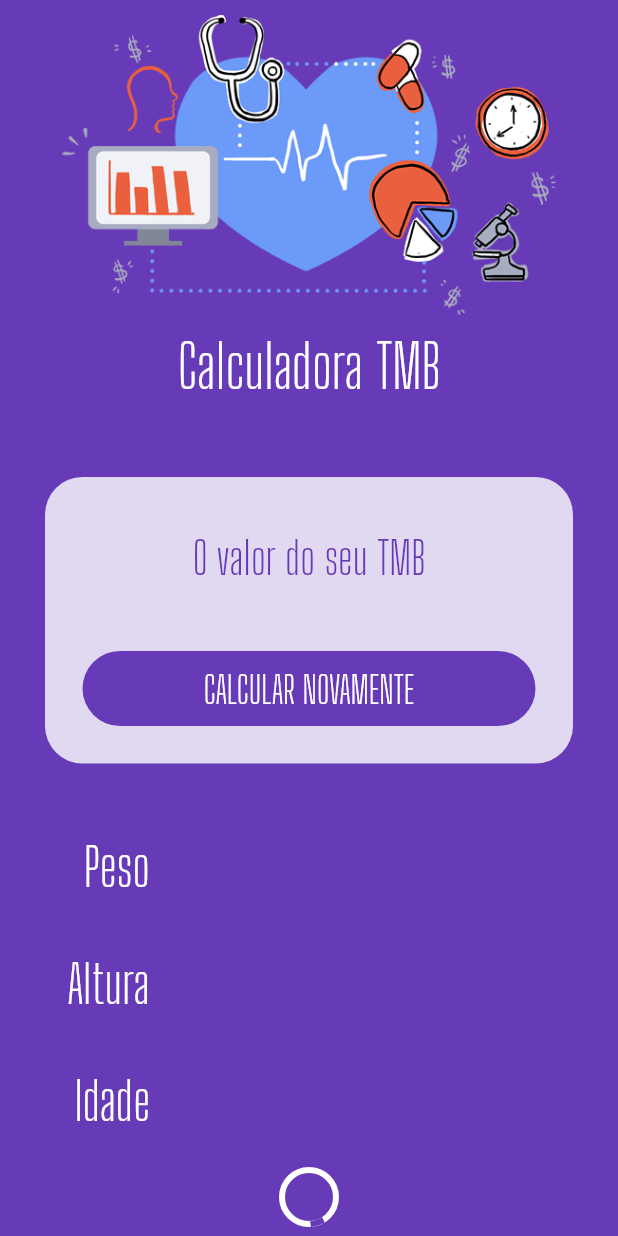
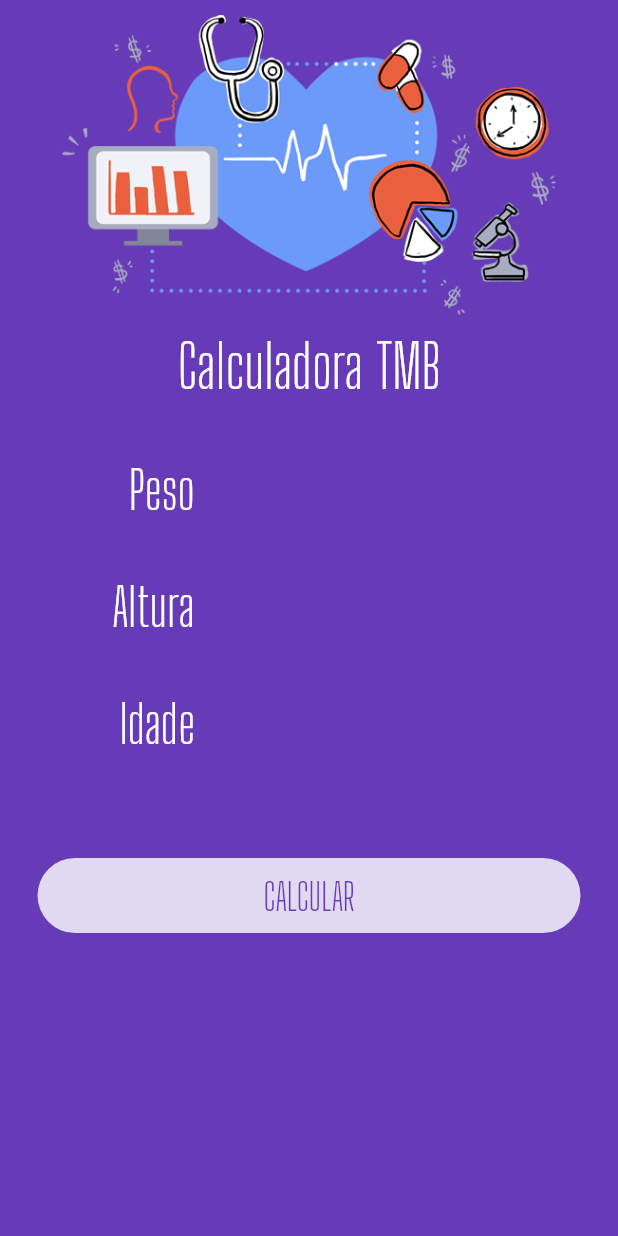
Before and after one commit to tabatasaantos/App_TMBCalc, a Flutter app: the screen it shows after launch, on a phone screen of 412 x 824 dp. Run offline on Flutter 3.47's test engine with Material 2 defaults, Android fonts, the phone set to English and light mode, and no system bars; our stand-ins replace flutter_masked_text.

Commit message:
App finalizado utilizando conceitos de design(assets, MaskedText e AnimetContainer) com o código refatorado em componentes.

```diff
--- a/lib/main.dart
+++ b/lib/main.dart
@@ -1,8 +1,6 @@
-import 'package:app_tmbcalc/widgets/input.widget.dart';
-import 'package:app_tmbcalc/widgets/loading-button.widget.dart';
 import 'package:flutter/material.dart';
 
-import 'widgets/logo.widget.dart';
+import 'pages/home.page.dart';
 
 void main() {
   runApp(MyApp());
@@ -22,64 +20,3 @@ class MyApp extends StatelessWidget {
     );
   }
 }
-
-class HomePage extends StatelessWidget {
-  @override
-  Widget build(BuildContext context) {
-    return Scaffold(
-      backgroundColor: Theme.of(context).primaryColor,
-      body: ListView(
-        children: <Widget>[
-          Logo(),
-          Container(
-            margin: EdgeInsets.all(30),
-            decoration: BoxDecoration(
-              color: Colors.white.withOpacity(0.8),
-              borderRadius: BorderRadius.circular(25),
-            ),
-            child: Column(
-              children: <Widget>[
-                SizedBox(
-                  height: 35,
-                ),
-                Text(
-                  "O valor do seu TMB",
-                  style: TextStyle(
-                    color: Theme.of(context).primaryColor,
-                    fontSize: 30,
-                    fontFamily: "Big Shoulders Display",
-                  ),
-                  textAlign: TextAlign.center,
-                ),
-                SizedBox(
-                  height: 20,
-                ),
-                LoadingButton(
-                  busy: false,
-                  func: () {},
-                  text: "CALCULAR NOVAMENTE",
-                  invert: true,
-                ),
-              ],
-            ),
-          ),
-          Input(
-            label: "Peso",
-          ),
-          Input(
-            label: "Altura",
-          ),
-          Input(
-            label: "Idade",
-          ),
-          LoadingButton(
-            busy: true,
-            func: () {},
-            text: "CALCULAR",
-            invert: false,
-          ),
-        ],
-      ),
-    );
-  }
-}
--- /dev/null
+++ b/lib/pages/home.page.dart
@@ -0,0 +1,82 @@
+import 'package:app_tmbcalc/widgets/logo.widget.dart';
+import 'package:app_tmbcalc/widgets/submit-form.dart';
+import 'package:app_tmbcalc/widgets/success.widget.dart';
+import 'package:flutter/material.dart';
+import 'package:flutter_masked_text/flutter_masked_text.dart';
+
+class HomePage extends StatefulWidget {
+  @override
+  _HomePageState createState() => _HomePageState();
+}
+
+class _HomePageState extends State<HomePage> {
+  Color _color = Colors.deepPurple;
+  String result = "";
+  var _alturaController = new TextEditingController();
+  var _pesoController = new TextEditingController();
+  var _idadeController = new TextEditingController();
+  var _busy = true;
+  var _completed = false;
+  var _resultText = "Seu TMB";
+
+  @override
+  Widget build(BuildContext context) {
+    return Scaffold(
+        backgroundColor: Theme.of(context).primaryColor,
+        body: AnimatedContainer(
+          duration: Duration(milliseconds: 1200),
+          color: _color,
+          child: ListView(
+            children: <Widget>[
+              Logo(),
+              _completed
+                  ? Success(
+                      result: _resultText,
+                      reset: reset,
+                    )
+                  : SubmitForm(
+                      submitFunc: calcular,
+                      busy: _busy,
+                      alturaController: _alturaController,
+                      idadeController: _idadeController,
+                      pesoController: _pesoController,
+                    ),
+            ],
+          ),
+        ));
+  }
+
+  Future calcular() {
+    double altura = double.tryParse(_alturaController.text);
+    double peso = double.tryParse(_pesoController.text);
+    int idade = int.tryParse(_idadeController.text);
+    double resultado = 66 + (13.8 * peso) + (5 * altura) - (6.8 * idade);
+
+    setState(() {
+      _color = Colors.deepPurpleAccent;
+      _completed = false;
+      _busy = true;
+    });
+    print(resultado);
+
+    return new Future.delayed(const Duration(seconds: 3), () {
+      setState(() {
+        _resultText = ("TMB $resultado");
+
+        _busy = false;
+        _completed = true;
+      });
+    });
+  }
+
+  reset() {
+    setState(() {
+      _alturaController = new TextEditingController();
+      _pesoController = new TextEditingController();
+      _idadeController = new TextEditingController();
+      _completed = false;
+      _busy = false;
+      _color = Colors.deepPurple;
+    });
+  }
+}
--- a/lib/widgets/input.widget.dart
+++ b/lib/widgets/input.widget.dart
@@ -1,9 +1,12 @@
 import 'package:flutter/material.dart';
+import 'package:flutter_masked_text/flutter_masked_text.dart';
 
 class Input extends StatelessWidget {
+  var ctrl = new TextEditingController();
   var label = "";
   Input({
     @required this.label,
+    @required this.ctrl,
   });
 
   @override
@@ -26,6 +29,7 @@ class Input extends StatelessWidget {
         Expanded(
           child: TextFormField(
             keyboardType: TextInputType.number,
+            controller: ctrl,
             style: TextStyle(
               color: Colors.white,
               fontSize: 45,
--- /dev/null
+++ b/lib/widgets/submit-form.dart
@@ -0,0 +1,58 @@
+import 'package:flutter/material.dart';
+import 'input.widget.dart';
+import 'loading-button.widget.dart';
+
+class SubmitForm extends StatelessWidget {
+  var pesoController = new TextEditingController();
+  var alturaController = new TextEditingController();
+  var idadeController = new TextEditingController();
+
+  var busy = false;
+  Function submitFunc;
+
+  SubmitForm({
+    @required this.busy,
+    @required this.submitFunc,
+    @required this.alturaController,
+    @required this.pesoController,
+    @required this.idadeController,
+  });
+
+  @override
+  Widget build(BuildContext context) {
+    return Column(
+      children: <Widget>[
+        Padding(
+          padding: EdgeInsets.only(left: 30, right: 30),
+          child: Input(
+            label: "Peso",
+            ctrl: pesoController,
+          ),
+        ),
+        Padding(
+          padding: EdgeInsets.only(left: 30, right: 30),
+          child: Input(
+            label: "Altura",
+            ctrl: alturaController,
+          ),
+        ),
+        Padding(
+          padding: EdgeInsets.only(left: 30, right: 30),
+          child: Input(
+            label: "Idade",
+            ctrl: idadeController,
+          ),
+        ),
+        SizedBox(
+          height: 25,
+        ),
+        LoadingButton(
+          busy: false,
+          func: submitFunc,
+          text: "CALCULAR",
+          invert: false,
+        ),
+      ],
+    );
+  }
+}
```
Also changed, not shown: lib/widgets/success.widget.dart (added, +49 -0 lines).
